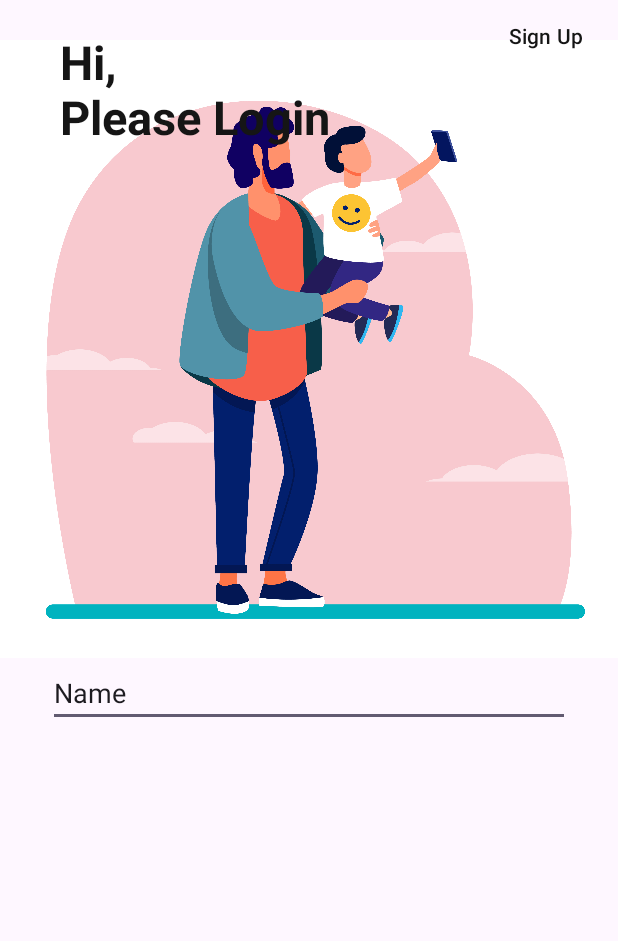
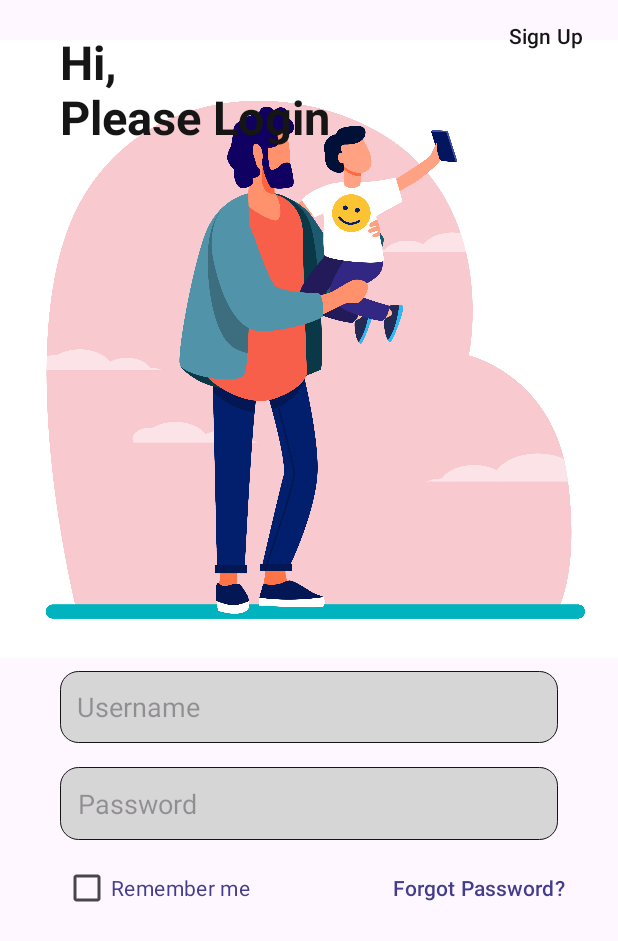
Before and after one commit to Lakshyakumar266/Child-Lock, an Android app: the screen it shows after launch (MainActivity), on a phone screen of 412 x 824 dp. Shown: the top 941 px of the screen. Run offline under Robolectric (Android 15) with nearby library versions, the phone set to English and light mode, and no system bars.

Commit message:
making login page 02

```diff
--- /dev/null
+++ b/app/src/main/res/drawable/input_background.xml
@@ -0,0 +1,10 @@
+<?xml version="1.0" encoding="utf-8"?>
+<selector xmlns:android="http://schemas.android.com/apk/res/android">
+<item>
+    <shape android:shape="rectangle">
+        <solid android:color="#D7D6D7"/>
+        <corners android:radius="12dp"/>
+        <stroke android:color="@color/blackShade"  android:width="0.5dp"/>
+    </shape>
+</item>
+</selector>
--- a/app/src/main/res/layout/activity_login.xml
+++ b/app/src/main/res/layout/activity_login.xml
@@ -33,6 +33,7 @@
 
     <Button
         android:id="@+id/Go_signUp"
+
         android:layout_width="wrap_content"
         android:layout_height="wrap_content"
         android:background="#00FFFFFF"
@@ -46,6 +47,7 @@
         android:layout_height="500dp"
         android:orientation="vertical"
         android:padding="32dp"
+        android:paddingTop="0dp"
         app:layout_constraintBottom_toBottomOf="parent"
         app:layout_constraintEnd_toEndOf="parent"
         app:layout_constraintStart_toStartOf="parent"
@@ -53,13 +55,59 @@
         app:layout_constraintVertical_bias="0.741">
 
         <EditText
-            android:id="@+id/editTextText"
+            android:id="@+id/Username"
+            android:layout_width="match_parent"
+            android:layout_height="48dp"
+            android:layout_margin="8sp"
+            android:layout_marginTop="5sp"
+            android:autofillHints="name"
+            android:background="@drawable/input_background"
+            android:ems="10"
+            android:textColor="@color/blackShade"
+            android:hint="@string/username"
+            android:inputType="text"
+            android:padding="11sp"/>
+
+        <EditText
+            android:id="@+id/Password"
             android:layout_width="match_parent"
             android:layout_height="wrap_content"
+            android:layout_margin="8sp"
+            android:autofillHints="name"
+            android:background="@drawable/input_background"
             android:ems="10"
-            android:inputType="text"
-            android:autofillHints="name"
-            android:text="@string/name" />
+            android:hint="Password"
+            android:inputType="textVisiblePassword"
+            android:padding="12sp"
+            android:textColor="@color/blackShade" />
+
+        <LinearLayout
+            android:layout_width="match_parent"
+            android:layout_height="match_parent"
+            android:orientation="horizontal">
+
+            <CheckBox
+                android:id="@+id/rememberMe"
+                android:layout_width="216dp"
+                android:layout_height="wrap_content"
+                android:layout_marginStart="10sp"
+                android:text="@string/remember_me"
+                android:textColor="@color/purple" />
+
+            <Button
+                android:id="@+id/forgotPassword"
+                android:layout_width="126dp"
+                android:layout_height="wrap_content"
+                android:layout_margin="0sp"
+                android:layout_weight="1"
+                android:background="#00FFFFFF"
+                android:padding="0sp"
+                android:text="Forgot Password?"
+                android:textColor="@color/purple"
+                tools:layout_margin="0sp" />
+
+        </LinearLayout>
+
     </LinearLayout>
 
 </androidx.constraintlayout.widget.ConstraintLayout>
--- a/app/src/main/res/values/strings.xml
+++ b/app/src/main/res/values/strings.xml
@@ -4,4 +4,8 @@
         Sign Up
     </string>
     <string name="name">Name</string>
+    <string name="username">Username</string>
+    <string name="email">Email</string>
+    <string name="set_password">Set Password</string>
+    <string name="remember_me">Remember me</string>
 </resources>
```
